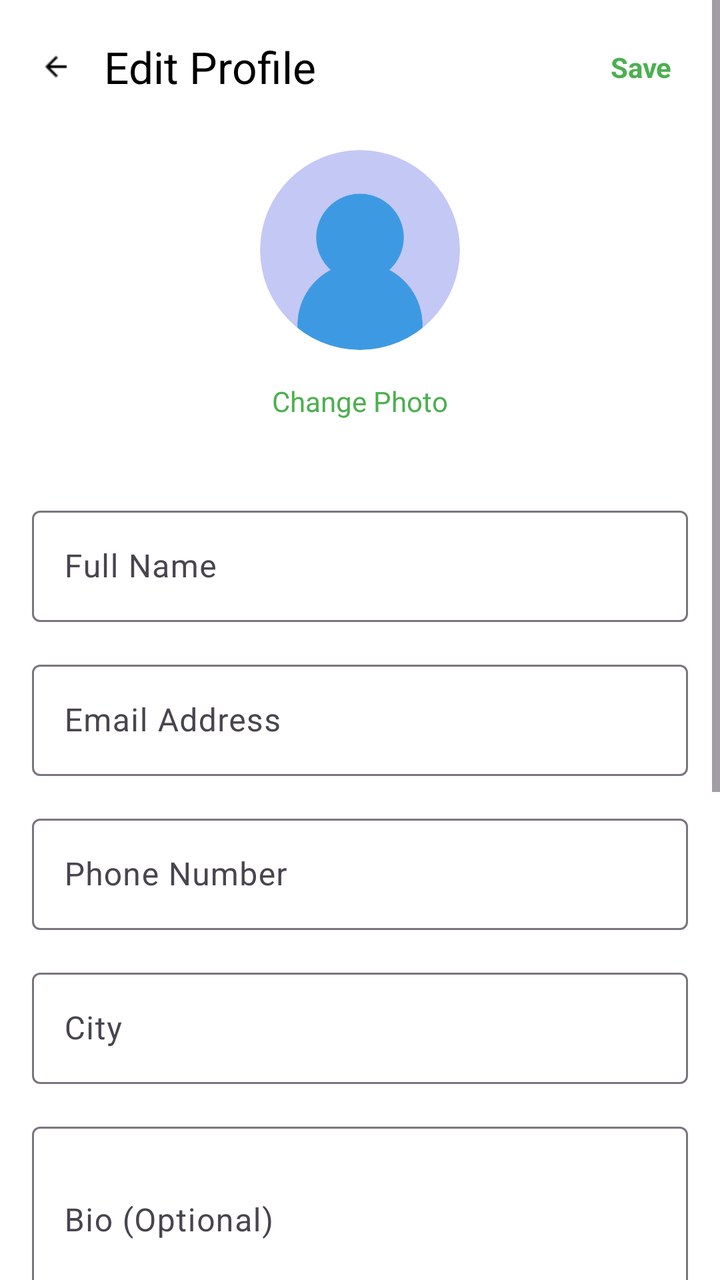
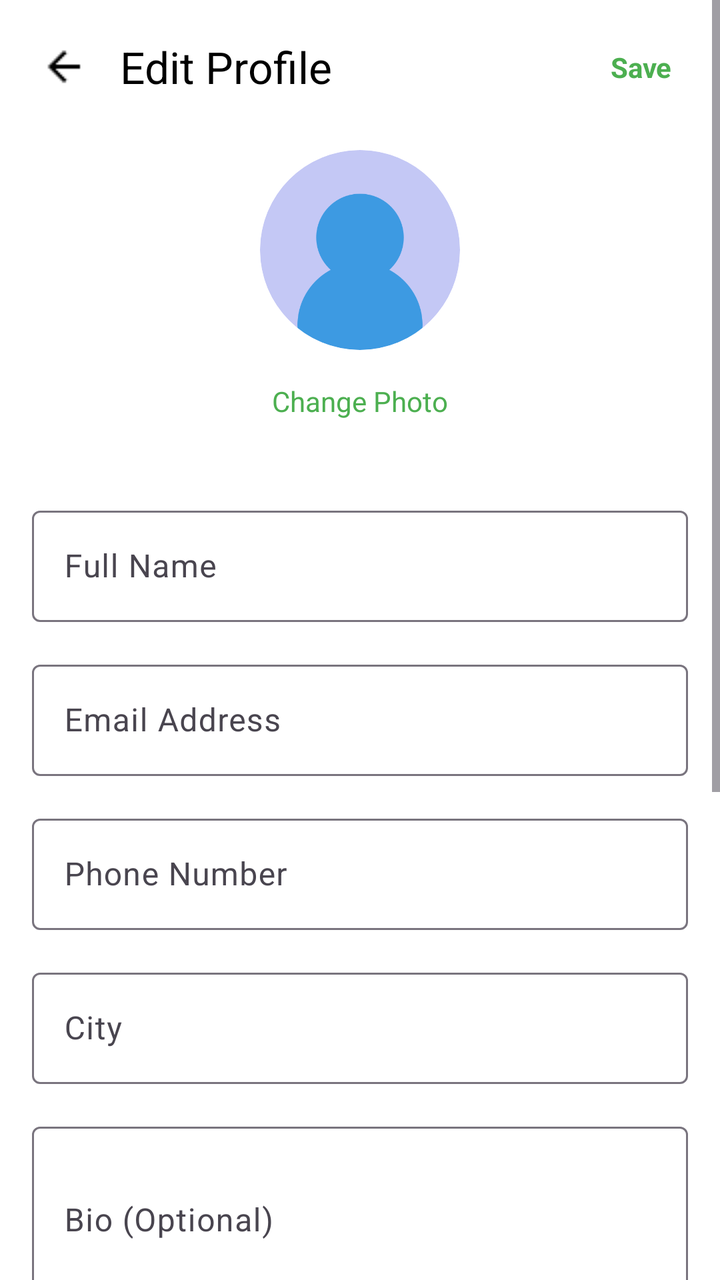

Compare the two renders of this Android layout. The source of the first and the diff that turns it into the second are given below.
<!-- AndroidManifest.xml: application theme Theme.GiveEase -->
<!-- res/layout/fragment_edit_profile.xml -->
<?xml version="1.0" encoding="utf-8"?>
<ScrollView xmlns:android="http://schemas.android.com/apk/res/android"
    xmlns:app="http://schemas.android.com/apk/res-auto"
    android:layout_width="match_parent"
    android:layout_height="match_parent"
    android:background="@android:color/white">

    <LinearLayout
        android:layout_width="match_parent"
        android:layout_height="wrap_content"
        android:orientation="vertical"
        android:padding="16dp">

        <LinearLayout
            android:layout_width="match_parent"
            android:layout_height="wrap_content"
            android:orientation="horizontal"
            android:gravity="center_vertical"
            android:layout_marginBottom="24dp">

            <ImageView
                android:id="@+id/btnBack"
                android:layout_width="24dp"
                android:layout_height="24dp"
                android:src="@drawable/ic_back"
                android:contentDescription="Back"
                android:clickable="true"
                android:focusable="true"
                android:background="?attr/selectableItemBackgroundBorderless"
                android:padding="4dp" />

            <TextView
                android:layout_width="0dp"
                android:layout_height="wrap_content"
                android:layout_weight="1"
                android:layout_marginStart="12dp"
                android:text="Edit Profile"
                android:textAppearance="@style/TextAppearance.Material3.TitleLarge"
                android:textColor="@android:color/black" />

            <TextView
                android:id="@+id/btnSave"
                android:layout_width="wrap_content"
                android:layout_height="wrap_content"
                android:text="Save"
                android:textColor="@color/primary"
                android:textStyle="bold"
                android:clickable="true"
                android:focusable="true"
                android:background="?attr/selectableItemBackgroundBorderless"
                android:padding="8dp" />
        </LinearLayout>

        <LinearLayout
            android:layout_width="match_parent"
            android:layout_height="wrap_content"
            android:orientation="vertical"
            android:gravity="center"
            android:layout_marginBottom="32dp">

            <com.google.android.material.imageview.ShapeableImageView
                android:id="@+id/imgProfile"
                android:layout_width="100dp"
                android:layout_height="100dp"
                android:src="@drawable/sample_profile"
                android:scaleType="centerCrop"
                app:shapeAppearanceOverlay="@style/CircleImageView"
                android:clickable="true"
                android:focusable="true" />

            <TextView
                android:id="@+id/btnChangePhoto"
                android:layout_width="wrap_content"
                android:layout_height="wrap_content"
                android:text="Change Photo"
                android:textColor="@color/primary"
                android:layout_marginTop="8dp"
                android:clickable="true"
                android:focusable="true"
                android:background="?attr/selectableItemBackgroundBorderless"
                android:padding="8dp" />
        </LinearLayout>

        <com.google.android.material.textfield.TextInputLayout
            android:layout_width="match_parent"
            android:layout_height="wrap_content"
            android:layout_marginBottom="16dp"
            android:hint="Full Name"
            style="@style/Widget.Material3.TextInputLayout.OutlinedBox">

            <com.google.android.material.textfield.TextInputEditText
                android:id="@+id/etFullName"
                android:layout_width="match_parent"
                android:layout_height="wrap_content"
                android:inputType="textPersonName" />
        </com.google.android.material.textfield.TextInputLayout>

        <com.google.android.material.textfield.TextInputLayout
            android:layout_width="match_parent"
            android:layout_height="wrap_content"
            android:layout_marginBottom="16dp"
            android:hint="Email Address"
            style="@style/Widget.Material3.TextInputLayout.OutlinedBox">

            <com.google.android.material.textfield.TextInputEditText
                android:id="@+id/etEmail"
                android:layout_width="match_parent"
                android:layout_height="wrap_content"
                android:inputType="textEmailAddress"
                android:enabled="false"
                android:textColor="#757575" />
        </com.google.android.material.textfield.TextInputLayout>

        <com.google.android.material.textfield.TextInputLayout
            android:layout_width="match_parent"
            android:layout_height="wrap_content"
            android:layout_marginBottom="16dp"
            android:hint="Phone Number"
            style="@style/Widget.Material3.TextInputLayout.OutlinedBox">

            <com.google.android.material.textfield.TextInputEditText
                android:id="@+id/etPhone"
                android:layout_width="match_parent"
                android:layout_height="wrap_content"
                android:inputType="phone" />
        </com.google.android.material.textfield.TextInputLayout>

        <com.google.android.material.textfield.TextInputLayout
            android:layout_width="match_parent"
            android:layout_height="wrap_content"
            android:layout_marginBottom="16dp"
            android:hint="City"
            style="@style/Widget.Material3.TextInputLayout.OutlinedBox">

            <com.google.android.material.textfield.TextInputEditText
                android:id="@+id/etCity"
                android:layout_width="match_parent"
                android:layout_height="wrap_content"
                android:inputType="text" />
        </com.google.android.material.textfield.TextInputLayout>

        <com.google.android.material.textfield.TextInputLayout
            android:layout_width="match_parent"
            android:layout_height="wrap_content"
            android:layout_marginBottom="24dp"
            android:hint="Bio (Optional)"
            style="@style/Widget.Material3.TextInputLayout.OutlinedBox">

            <com.google.android.material.textfield.TextInputEditText
                android:id="@+id/etBio"
                android:layout_width="match_parent"
                android:layout_height="wrap_content"
                android:inputType="textMultiLine"
                android:lines="3"
                android:maxLines="5" />
        </com.google.android.material.textfield.TextInputLayout>

        <TextView
            android:layout_width="wrap_content"
            android:layout_height="wrap_content"
            android:text="Preferences"
            android:textSize="16sp"
            android:textStyle="bold"
            android:textColor="@android:color/black"
            android:layout_marginBottom="16dp" />

        <com.google.android.material.card.MaterialCardView
            android:layout_width="match_parent"
            android:layout_height="wrap_content"
            android:layout_marginBottom="16dp"
            app:cardElevation="0dp"
            app:strokeWidth="1dp"
            app:strokeColor="#E0E0E0"
            app:cardCornerRadius="12dp">

            <LinearLayout
                android:layout_width="match_parent"
                android:layout_height="wrap_content"
                android:orientation="vertical"
                android:padding="16dp">

                <LinearLayout
                    android:layout_width="match_parent"
                    android:layout_height="wrap_content"
                    android:orientation="horizontal"
                    android:gravity="center_vertical"
                    android:layout_marginBottom="12dp">

                    <TextView
                        android:layout_width="0dp"
                        android:layout_height="wrap_content"
                        android:layout_weight="1"
                        android:text="Email Notifications"
                        android:textColor="@android:color/black" />

                    <com.google.android.material.materialswitch.MaterialSwitch
                        android:id="@+id/switchEmailNotifications"
                        android:layout_width="wrap_content"
                        android:layout_height="wrap_content"
                        android:checked="true" />
                </LinearLayout>

                <LinearLayout
                    android:layout_width="match_parent"
                    android:layout_height="wrap_content"
                    android:orientation="horizontal"
                    android:gravity="center_vertical">

                    <TextView
                        android:layout_width="0dp"
                        android:layout_height="wrap_content"
                        android:layout_weight="1"
                        android:text="Push Notifications"
                        android:textColor="@android:color/black" />

                    <com.google.android.material.materialswitch.MaterialSwitch
                        android:id="@+id/switchPushNotifications"
                        android:layout_width="wrap_content"
                        android:layout_height="wrap_content"
                        android:checked="true" />
                </LinearLayout>
            </LinearLayout>
        </com.google.android.material.card.MaterialCardView>

        <Button
            android:id="@+id/btnSaveProfile"
            android:layout_width="match_parent"
            android:layout_height="56dp"
            android:text="Save Changes"
            android:layout_marginTop="16dp"
            android:layout_marginBottom="16dp"
            style="@style/Widget.Material3.Button" />

        <com.google.android.material.button.MaterialButton
            android:id="@+id/btnCancel"
            android:layout_width="match_parent"
            android:layout_height="56dp"
            android:text="Cancel"
            android:textColor="@color/primary"
            app:strokeColor="@color/primary"
            app:strokeWidth="1dp"
            android:backgroundTint="@android:color/transparent"
            style="@style/Widget.Material3.Button.OutlinedButton" />
    </LinearLayout>
</ScrollView>
<!-- resources referenced by this layout -->
<resources>
  <color name="primary">#4CAF50</color>
  <!-- drawable ic_back: png bitmap (drawable, 216 bytes) -->
  <!-- drawable sample_profile: png bitmap (drawable, 19645 bytes) -->
  <style name="CircleImageView" parent="">
          <item name="cornerFamily">rounded</item>
          <item name="cornerSize">50%</item>
      </style>
  <style name="Theme.GiveEase" parent="Theme.Material3.Light.NoActionBar">
          
          <item name="colorPrimary">@color/primary_blue</item>
          <item name="colorOnPrimary">@color/white</item>
          <item name="colorSecondary">@color/teal_200</item>
          <item name="colorOnSecondary">@color/black</item>
  
          
          <item name="android:windowBackground">@color/background</item>
          <item name="colorSurface">@color/surface</item>
          <item name="colorOnSurface">@color/onSurface</item>
          <item name="colorOnBackground">@color/onBackground</item>
  
          
          <item name="android:statusBarColor" tools:targetApi="l">?attr/colorPrimary</item>
  
      </style>
  <color name="primary_blue">#1976D2</color>
  <color name="white">#FFFFFFFF</color>
  <color name="teal_200">#FF03DAC5</color>
  <color name="black">#FF000000</color>
  <color name="background">#FAFAFA</color>
  <color name="surface">#FFFFFF</color>
  <color name="onSurface">#212121</color>
  <color name="onBackground">#212121</color>
</resources>

<!-- the commit's change to res/layout/fragment_edit_profile.xml (unified diff, before → after) -->
@@ -20,8 +20,8 @@
 
             <ImageView
                 android:id="@+id/btnBack"
-                android:layout_width="24dp"
-                android:layout_height="24dp"
+                android:layout_width="32dp"
+                android:layout_height="32dp"
                 android:src="@drawable/ic_back"
                 android:contentDescription="Back"
                 android:clickable="true"
